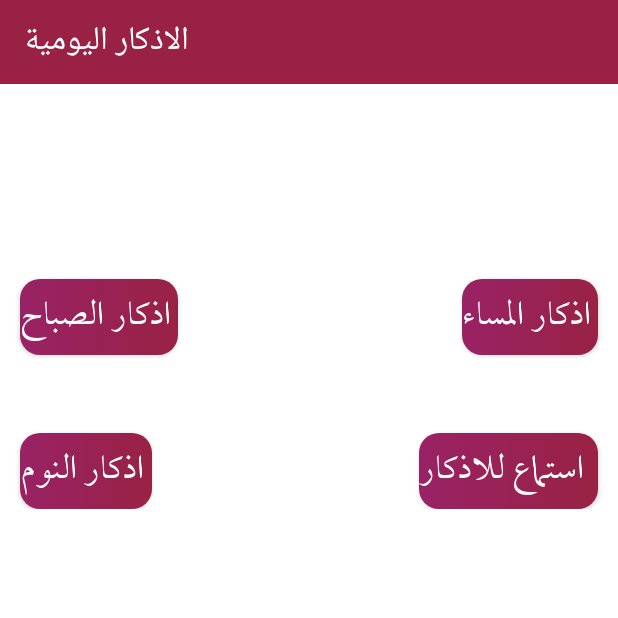
After one commit to mohamedfffccc/Quran, an Android app: the AzkarActivity screen opened directly, with no data from a screen before it, on a phone screen of 412 x 824 dp, the top half of it. The commit adds this screen. Run offline under Robolectric (Android 15) with nearby library versions, the light colour scheme and no system bars; our stand-ins replace ButterKnife, sdp/ssp sizes.

Commit message:
quran_online

```diff
--- a/app/src/main/AndroidManifest.xml
+++ b/app/src/main/AndroidManifest.xml
@@ -25,7 +25,8 @@
         android:supportsRtl="true"
         android:theme="@style/AppTheme"
         android:usesCleartextTraffic="true">
-        <activity android:name=".view.activity.HomePageActivIty"></activity>
+        <activity android:name=".view.activity.AzkarActivity" />
+        <activity android:name=".view.activity.HomePageActivIty" />
         <!--
              The API key for Google Maps-based APIs is defined as a string resource.
              (See the file "res/values/google_maps_api.xml").
--- a/app/src/main/java/com/example/quranonline/adapter/AzkarAdapter.java
+++ b/app/src/main/java/com/example/quranonline/adapter/AzkarAdapter.java
@@ -16,6 +16,7 @@ import com.bumptech.glide.Glide;
 import com.example.quranonline.R;
 import com.example.quranonline.data.model.Azkar;
 import com.example.quranonline.data.service.DownloadTask;
+import com.example.quranonline.view.activity.AzkarActivity;
 import com.example.quranonline.view.activity.HomePageActivIty;
 import com.example.quranonline.view.fragment.AzkarPlayer;
 
@@ -43,10 +44,10 @@ public class AzkarAdapter extends RecyclerView.Adapter<AzkarAdapter.CategoriesVi
     private Context context;
     //    private BaseActivity activity;
     private List<Azkar> categoryList = new ArrayList<>();
-    HomePageActivIty mainActivity;
+    AzkarActivity mainActivity;
 
 
-    public AzkarAdapter(Context context, List<Azkar> categoryList, HomePageActivIty mainActivity) {
+    public AzkarAdapter(Context context, List<Azkar> categoryList, AzkarActivity mainActivity) {
         this.context = context;
         this.categoryList = categoryList;
         this.mainActivity = mainActivity;
@@ -79,7 +80,7 @@ public class AzkarAdapter extends RecyclerView.Adapter<AzkarAdapter.CategoriesVi
             @Override
             public void onClick(View v) {
                 AzkarPlayer c = new AzkarPlayer();
-                ReplaceFragment(mainActivity.getSupportFragmentManager(), c, R.id.main
+                ReplaceFragment(mainActivity.getSupportFragmentManager(), c, R.id.azkar_id
             , null, "");
                 c.azkar=categoryList.get(position);
             }
--- /dev/null
+++ b/app/src/main/java/com/example/quranonline/view/activity/AzkarActivity.java
@@ -0,0 +1,65 @@
+package com.example.quranonline.view.activity;
+
+import android.os.Bundle;
+import android.view.View;
+import android.widget.Button;
+import android.widget.RelativeLayout;
+
+import com.example.quranonline.R;
+import com.example.quranonline.view.fragment.azkar.AzkarFragment;
+
+import butterknife.BindView;
+import butterknife.ButterKnife;
+import butterknife.OnClick;
+
+import static com.example.quranonline.data.local.HelperMethod.ReplaceFragment;
+
+public class AzkarActivity extends BaseActivity {
+
+    @BindView(R.id.azkar_activity_bu_sabah)
+    Button azkarActivityBuSabah;
+    @BindView(R.id.azkar_activity_bu_soir)
+    Button azkarActivityBuSoir;
+    @BindView(R.id.azkar_activity_bu_sleep)
+    Button azkarActivityBuSleep;
+    @BindView(R.id.azkar_activity_bu_listen)
+    Button azkarActivityBuListen;
+    @BindView(R.id.relative_home)
+   public RelativeLayout relativeHome;
+
+    @Override
+    protected void onCreate(Bundle savedInstanceState) {
+        super.onCreate(savedInstanceState);
+        setContentView(R.layout.activity_azkar);
+
+        ButterKnife.bind(this);
+        relativeHome.setVisibility(View.VISIBLE);
+
+    }
+
+    @OnClick({R.id.azkar_activity_bu_sabah, R.id.azkar_activity_bu_soir, R.id.azkar_activity_bu_sleep, R.id.azkar_activity_bu_listen})
+    public void onViewClicked(View view) {
+        switch (view.getId()) {
+            case R.id.azkar_activity_bu_sabah:
+                break;
+            case R.id.azkar_activity_bu_soir:
+                break;
+            case R.id.azkar_activity_bu_sleep:
+                break;
+            case R.id.azkar_activity_bu_listen:
+                ReplaceFragment(getSupportFragmentManager(), new AzkarFragment(), R.id.azkar_id, null, "medo");
+
+                break;
+        }
+    }
+
+    @Override
+    public void onBackPressed() {
+        super.superBackPressed();
+    }
+
+    @Override
+    protected void onResume() {
+        super.onResume();
+    }
+}
--- a/app/src/main/java/com/example/quranonline/view/fragment/AuthorFragment.java
+++ b/app/src/main/java/com/example/quranonline/view/fragment/AuthorFragment.java
@@ -41,7 +41,7 @@ public class AuthorFragment extends BaseFragment {
                 SurahFragment fragment = new SurahFragment();
                 fragment.server_name=data.get(position).name;
                 fragment.server_num=data.get(position).servername;
-                ReplaceFragment(getActivity().getSupportFragmentManager(),fragment,R.id.main , null , "medo");
+                ReplaceFragment(getActivity().getSupportFragmentManager(),fragment,R.id.azkar_id , null , "medo");
 
             }
         });
--- a/app/src/main/java/com/example/quranonline/view/fragment/MenuFragment.java
+++ b/app/src/main/java/com/example/quranonline/view/fragment/MenuFragment.java
@@ -13,6 +13,7 @@ import androidx.appcompat.widget.AppCompatImageView;
 import androidx.fragment.app.Fragment;
 
 import com.example.quranonline.R;
+import com.example.quranonline.view.activity.AzkarActivity;
 import com.example.quranonline.view.activity.DoaaKtemQuran;
 import com.example.quranonline.view.activity.ElectronicSebha;
 import com.example.quranonline.view.activity.HigriCalender;
@@ -95,7 +96,8 @@ public class MenuFragment extends BaseFragment {
                 getActivity().startActivity(val_i);
                 break;
             case R.id.listenazkarbtn:
-                ReplaceFragment(getActivity().getSupportFragmentManager(), new AzkarFragment(), R.id.main, null, "medo");
+                getActivity().startActivity(new Intent(getActivity(), AzkarActivity.class));
+
 
                 break;
             case R.id.listenbtn:
--- a/app/src/main/java/com/example/quranonline/view/fragment/azkar/AzkarFragment.java
+++ b/app/src/main/java/com/example/quranonline/view/fragment/azkar/AzkarFragment.java
@@ -15,6 +15,7 @@ import androidx.recyclerview.widget.RecyclerView;
 import com.example.quranonline.R;
 import com.example.quranonline.adapter.AzkarAdapter;
 import com.example.quranonline.data.model.Azkar;
+import com.example.quranonline.view.activity.AzkarActivity;
 import com.example.quranonline.view.activity.HomePageActivIty;
 import com.example.quranonline.view.fragment.BaseFragment;
 
@@ -31,7 +32,7 @@ public class AzkarFragment extends BaseFragment {
     @BindView(R.id.azkar_rv_azkar)
     RecyclerView azkarRvAzkar;
     AzkarAdapter adapter;
-    HomePageActivIty ma;
+    AzkarActivity ma;
 
 
     @Override
@@ -39,7 +40,9 @@ public class AzkarFragment extends BaseFragment {
                              Bundle savedInstanceState) {
         View root = inflater.inflate(R.layout.fragment_azkar, container, false);
         ButterKnife.bind(this, root);
-        ma=(HomePageActivIty) getActivity();
+        ma=(AzkarActivity) getActivity();
+       // ma.relativeHome.setVisibility(View.GONE);
+
         AzkarViewModel viewModel = ViewModelProviders.of(this).get(AzkarViewModel.class);
         linearLayoutManager = new LinearLayoutManager(getActivity());
         azkarRvAzkar.setLayoutManager(linearLayoutManager);
@@ -59,6 +62,6 @@ public class AzkarFragment extends BaseFragment {
     @Override
     public void onBack() {
         super.onBack();
-        adapter.mp.stop();
+        ma.relativeHome.setVisibility(View.VISIBLE);
     }
 }
--- /dev/null
+++ b/app/src/main/res/drawable/bu_azkar.xml
@@ -0,0 +1,7 @@
+<?xml version="1.0" encoding="utf-8"?>
+<shape android:shape="rectangle" xmlns:android="http://schemas.android.com/apk/res/android">
+<corners android:radius="@dimen/_10sdp"/>
+    <gradient android:endColor="#924"
+        android:centerColor="#925"
+        android:startColor="#926"/>
+</shape>
--- /dev/null
+++ b/app/src/main/res/layout/activity_azkar.xml
@@ -0,0 +1,84 @@
+<?xml version="1.0" encoding="utf-8"?>
+<RelativeLayout xmlns:android="http://schemas.android.com/apk/res/android"
+    xmlns:app="http://schemas.android.com/apk/res-auto"
+    xmlns:tools="http://schemas.android.com/tools"
+    android:layout_width="match_parent"
+    android:layout_height="match_parent"
+    android:id="@+id/azkar_id"
+    android:background="#fff"
+    tools:context=".AzkarActivity">
+    <androidx.appcompat.widget.Toolbar
+        android:layout_width="match_parent"
+        android:id="@+id/toolbar_home"
+        android:layout_height="wrap_content"
+        android:background="#924"
+        app:titleTextColor="#fff"
+        app:title="الاذكار اليومية"
+        app:titleTextAppearance="@style/TextAppearance.AppCompat.Large"
+        />
+    <RelativeLayout
+        android:layout_below="@id/toolbar_home"
+        android:layout_width="match_parent"
+        android:id="@+id/relative_home"
+        android:layout_height="wrap_content"
+        >
+
+
+    <Button
+        android:layout_width="wrap_content"
+        android:layout_height="wrap_content"
+        android:layout_marginTop="@dimen/_100sdp"
+        android:layout_marginStart="@dimen/_10sdp"
+        android:layout_marginEnd="@dimen/_10sdp"
+        android:background="@drawable/bu_azkar"
+        android:layout_alignParentStart="true"
+        android:textSize="@dimen/_20sdp"
+        android:textColor="#fff"
+        android:text=" اذكار الصباح"
+        android:fontFamily="@font/quran"
+        android:id="@+id/azkar_activity_bu_sabah"/>
+    <Button
+        android:layout_width="wrap_content"
+        android:layout_height="wrap_content"
+        android:layout_marginTop="@dimen/_100sdp"
+        android:layout_marginStart="@dimen/_10sdp"
+        android:layout_marginEnd="@dimen/_10sdp"
+        android:background="@drawable/bu_azkar"
+        android:layout_alignParentEnd="true"
+        android:textSize="@dimen/_20sdp"
+        android:textColor="#fff"
+        android:text=" اذكار المساء"
+        android:fontFamily="@font/quran"
+        android:id="@+id/azkar_activity_bu_soir"/>
+    <Button
+        android:layout_width="wrap_content"
+        android:layout_height="wrap_content"
+        android:layout_marginTop="@dimen/_40sdp"
+        android:layout_marginStart="@dimen/_10sdp"
+        android:layout_marginEnd="@dimen/_10sdp"
+        android:background="@drawable/bu_azkar"
+        android:layout_alignParentStart="true"
+        android:textSize="@dimen/_20sdp"
+        android:textColor="#fff"
+        android:text=" اذكار النوم"
+        android:fontFamily="@font/quran"
+        android:layout_below="@id/azkar_activity_bu_soir"
+        android:id="@+id/azkar_activity_bu_sleep"/>
+    <Button
+        android:layout_width="wrap_content"
+        android:layout_height="wrap_content"
+        android:layout_marginTop="@dimen/_40sdp"
+        android:layout_marginStart="@dimen/_10sdp"
+        android:layout_marginEnd="@dimen/_10sdp"
+        android:background="@drawable/bu_azkar"
+        android:layout_alignParentEnd="true"
+        android:textSize="@dimen/_20sdp"
+        android:textColor="#fff"
+        android:text="  استماع للاذكار"
+        android:fontFamily="@font/quran"
+        android:layout_below="@id/azkar_activity_bu_soir"
+        android:id="@+id/azkar_activity_bu_listen"/>
+    </RelativeLayout>
+
+
+</RelativeLayout>
--- /dev/null
+++ b/app/src/main/res/layout/activity_listen_azkar.xml
@@ -0,0 +1,9 @@
+<?xml version="1.0" encoding="utf-8"?>
+<androidx.constraintlayout.widget.ConstraintLayout xmlns:android="http://schemas.android.com/apk/res/android"
+    xmlns:app="http://schemas.android.com/apk/res-auto"
+    xmlns:tools="http://schemas.android.com/tools"
+    android:layout_width="match_parent"
+    android:layout_height="match_parent"
+    tools:context="com.example.quranonline.view.activity.ListenAzkar">
+
+</androidx.constraintlayout.widget.ConstraintLayout>
--- a/app/src/main/res/layout/fragment_author.xml
+++ b/app/src/main/res/layout/fragment_author.xml
@@ -2,7 +2,7 @@
 <FrameLayout xmlns:android="http://schemas.android.com/apk/res/android"
     xmlns:tools="http://schemas.android.com/tools"
     android:layout_width="match_parent"
-    android:background="#0086ad"
+    android:background="#fff"
 
     android:layout_height="match_parent"
     tools:context=".view.fragment.AuthorFragment">
```
